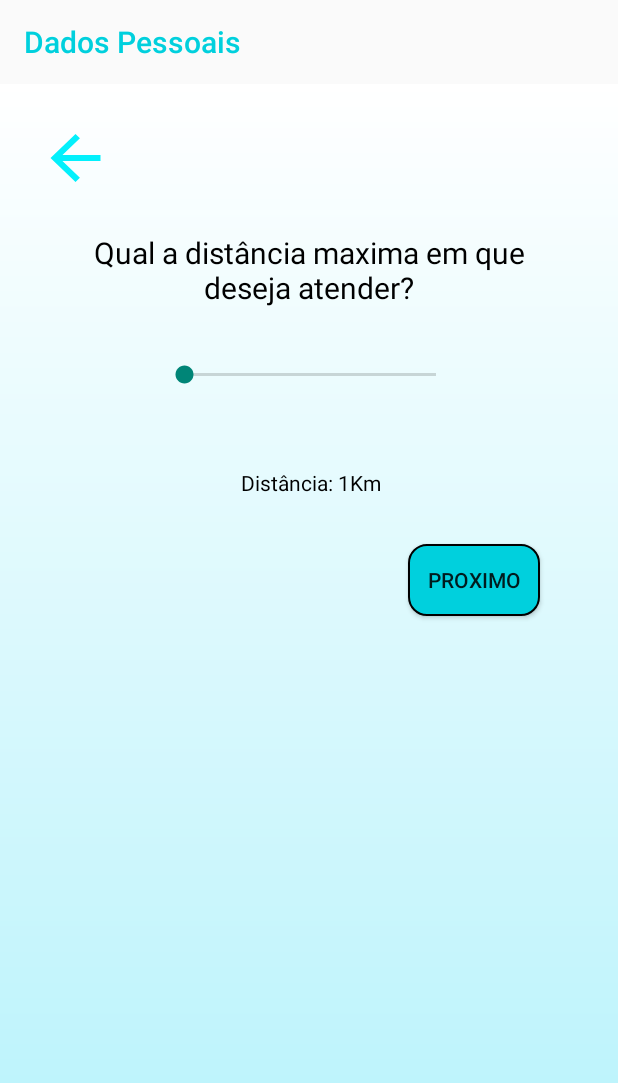
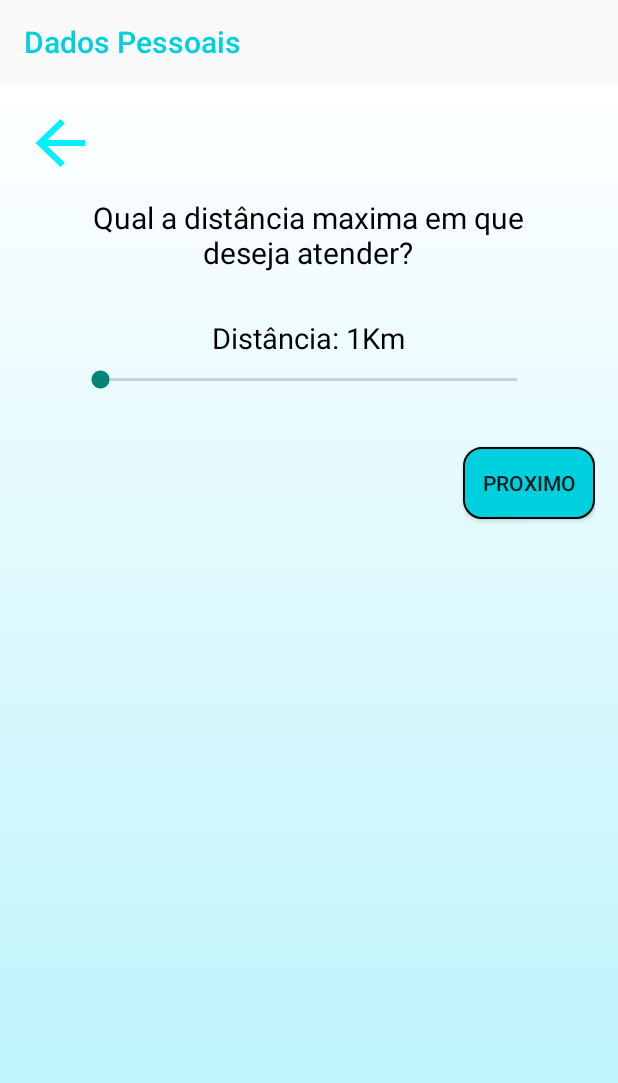
Before and after one commit to Zanoottii/TCC_Senai, an Android app: the CadastroEnfermeiro6Activity screen opened directly, with no data from a screen before it, on a phone screen of 412 x 824 dp. Shown: the top 1083 px of the screen. Run offline under Robolectric (Android 15) with nearby library versions, the phone set to English and light mode, and no system bars.

Commit message:
Erros no layout corrigidos e classe com mais informaçoes de cadastro do paciente adicionada

```diff
--- a/app/src/main/java/br/senai/tcc/nursecarework/Models/Paciente.java
+++ b/app/src/main/java/br/senai/tcc/nursecarework/Models/Paciente.java
@@ -11,6 +11,9 @@ public class Paciente {
     private String logradouro;
     private String numero;
     private String complemento;
+    private String dataAtendimento;
+    private String convenio;
+    private String horarioAtendimento;
     private String municipio;
     private String uf;
     private String longitude;
--- a/app/src/main/java/br/senai/tcc/nursecarework/Views/Paciente/CadastroPaciente1Activity.java
+++ b/app/src/main/java/br/senai/tcc/nursecarework/Views/Paciente/CadastroPaciente1Activity.java
@@ -58,7 +58,7 @@ public class CadastroPaciente1Activity extends AppCompatActivity {
                     dataNacimento.setError("Preencha a data de nascimento");
                     dataNacimento.requestFocus();
                 } else {
-                    Intent intent = new Intent(CadastroPaciente1Activity.this, CadastroPaciente2Activity.class);
+                    Intent intent = new Intent(CadastroPaciente1Activity.this, CadastroPaciente5Activity.class);
                     startActivity(intent);
                     finish();
                 }
--- a/app/src/main/java/br/senai/tcc/nursecarework/Views/Paciente/CadastroPaciente2Activity.java
+++ b/app/src/main/java/br/senai/tcc/nursecarework/Views/Paciente/CadastroPaciente2Activity.java
@@ -29,7 +29,7 @@ public class CadastroPaciente2Activity extends AppCompatActivity {
         voltar.setOnClickListener(new View.OnClickListener() {
             @Override
             public void onClick(View view) {
-                Intent intent = new Intent(CadastroPaciente2Activity.this, CadastroPaciente1Activity.class);
+                Intent intent = new Intent(CadastroPaciente2Activity.this, CadastroPaciente5Activity.class);
                 startActivity(intent);
                 finish();
             }
--- a/app/src/main/java/br/senai/tcc/nursecarework/Views/Paciente/CadastroPaciente3Activity.java
+++ b/app/src/main/java/br/senai/tcc/nursecarework/Views/Paciente/CadastroPaciente3Activity.java
@@ -60,7 +60,7 @@ public class CadastroPaciente3Activity extends AppCompatActivity {
         voltar.setOnClickListener(new View.OnClickListener() {
             @Override
             public void onClick(View view) {
-                Intent intent = new Intent(CadastroPaciente3Activity.this, CadastroEnfermeiro2Activity.class);
+                Intent intent = new Intent(CadastroPaciente3Activity.this, CadastroPaciente2Activity.class);
                 startActivity(intent);
                 finish();
             }
--- a/app/src/main/res/layout/activity_cadastro_enfermeiro_parte6.xml
+++ b/app/src/main/res/layout/activity_cadastro_enfermeiro_parte6.xml
@@ -1,7 +1,8 @@
 <?xml version="1.0" encoding="utf-8"?>
-<androidx.constraintlayout.widget.ConstraintLayout xmlns:android="http://schemas.android.com/apk/res/android"
-    xmlns:app="http://schemas.android.com/apk/res-auto"
+<LinearLayout xmlns:android="http://schemas.android.com/apk/res/android"
     xmlns:tools="http://schemas.android.com/tools"
+    android:orientation="vertical"
+    android:padding="15dp"
     android:layout_width="match_parent"
     android:layout_height="match_parent"
     android:background="@drawable/gradient"
@@ -11,56 +12,46 @@
         android:id="@+id/voltar"
         android:layout_width="wrap_content"
         android:layout_height="wrap_content"
-        android:layout_marginStart="25dp"
-        android:layout_marginTop="25dp"
         android:background="@drawable/voltar"
-        app:layout_constraintStart_toStartOf="parent"
-        app:layout_constraintTop_toTopOf="parent" />
+         />
 
     <TextView
-        android:id="@+id/textView17"
-        android:layout_width="307dp"
+        android:layout_marginTop="20dp"
+        android:layout_width="310dp"
         android:layout_height="wrap_content"
-        android:layout_marginTop="33dp"
-        android:layout_marginEnd="52dp"
+        android:layout_gravity="center"
         android:gravity="center"
         android:text="Qual a distância maxima em que deseja atender?"
         android:textColor="@android:color/black"
         android:textSize="20dp"
-        app:layout_constraintEnd_toEndOf="parent"
-        app:layout_constraintTop_toBottomOf="@+id/voltar" />
+         />
 
     <TextView
+        android:layout_marginTop="30dp"
         android:id="@+id/txtKm"
         android:layout_width="wrap_content"
         android:layout_height="wrap_content"
-        android:layout_marginTop="47dp"
-        android:layout_marginEnd="158dp"
         android:text="Distância: 1Km"
         android:textColor="@android:color/black"
-        app:layout_constraintEnd_toEndOf="parent"
-        app:layout_constraintTop_toBottomOf="@+id/distancia" />
+        android:textSize="19dp"
+        android:layout_gravity="center"
+        />
 
     <SeekBar
         android:id="@+id/distancia"
-        android:layout_width="200dp"
+        android:layout_width="310dp"
         android:layout_height="30dp"
-        android:layout_marginTop="29dp"
-        android:layout_marginEnd="105dp"
         android:max="30"
         android:min="1"
-        app:layout_constraintEnd_toEndOf="parent"
-        app:layout_constraintTop_toBottomOf="@+id/textView17" />
+        android:layout_gravity="center"/>
 
     <Button
         android:id="@+id/proximo"
+        android:layout_gravity="right"
         android:layout_width="wrap_content"
         android:layout_height="wrap_content"
-        android:layout_marginTop="98dp"
-        android:layout_marginEnd="52dp"
         android:background="@drawable/botton"
         android:text="Proximo"
-        app:layout_constraintEnd_toEndOf="parent"
-        app:layout_constraintTop_toBottomOf="@+id/distancia" />
+        android:layout_marginTop="30dp" />
 
-</androidx.constraintlayout.widget.ConstraintLayout>
+</LinearLayout>
--- a/app/src/main/res/layout/nav_header_empresa_logado.xml
+++ b/app/src/main/res/layout/nav_header_empresa_logado.xml
@@ -29,6 +29,6 @@
         android:text="empresa@gmail.com"
         android:textAppearance="@style/TextAppearance.AppCompat.Body1"
         android:textColor="@android:color/white"
-        android:textSize="24sp" />
+        android:textSize="24dp" />
 
 </LinearLayout>
--- a/app/src/main/res/values/dimens.xml
+++ b/app/src/main/res/values/dimens.xml
@@ -4,7 +4,7 @@
     <dimen name="fab_margin">16dp</dimen>
     <dimen name="activity_horizontal_margin">16dp</dimen>
     <dimen name="activity_vertical_margin">16dp</dimen>
-    <dimen name="nav_header_vertical_spacing">8dp</dimen>
+    <dimen name="nav_header_vertical_spacing">2dp</dimen>
     <dimen name="nav_header_height">176dp</dimen>
 
 </resources>
```
Also changed, not shown: app/src/main/AndroidManifest.xml (+16 -16 lines), app/src/main/java/br/senai/tcc/nursecarework/Views/Paciente/CadastroPaciente5Activity.java (added, +94 -0 lines), app/src/main/res/layout/activity_cadastro_paciente_parte4.xml (+40 -59 lines), app/src/main/res/layout/activity_cadastro_paciente_parte5.xml (added, +96 -0 lines), 1 other file.
